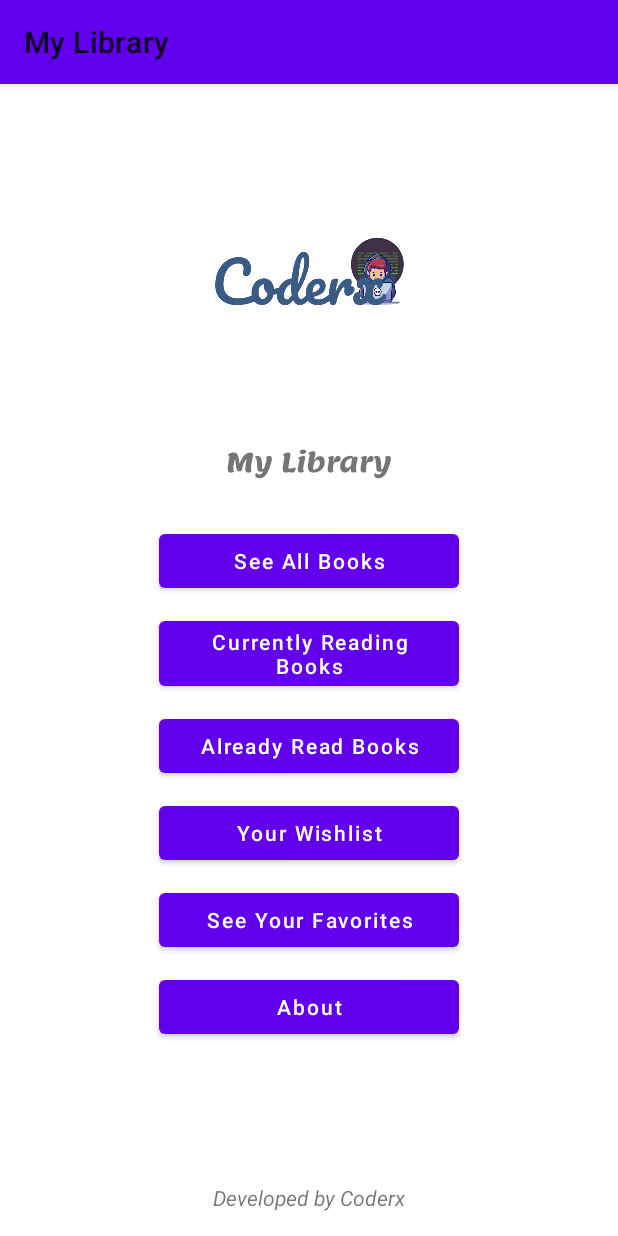
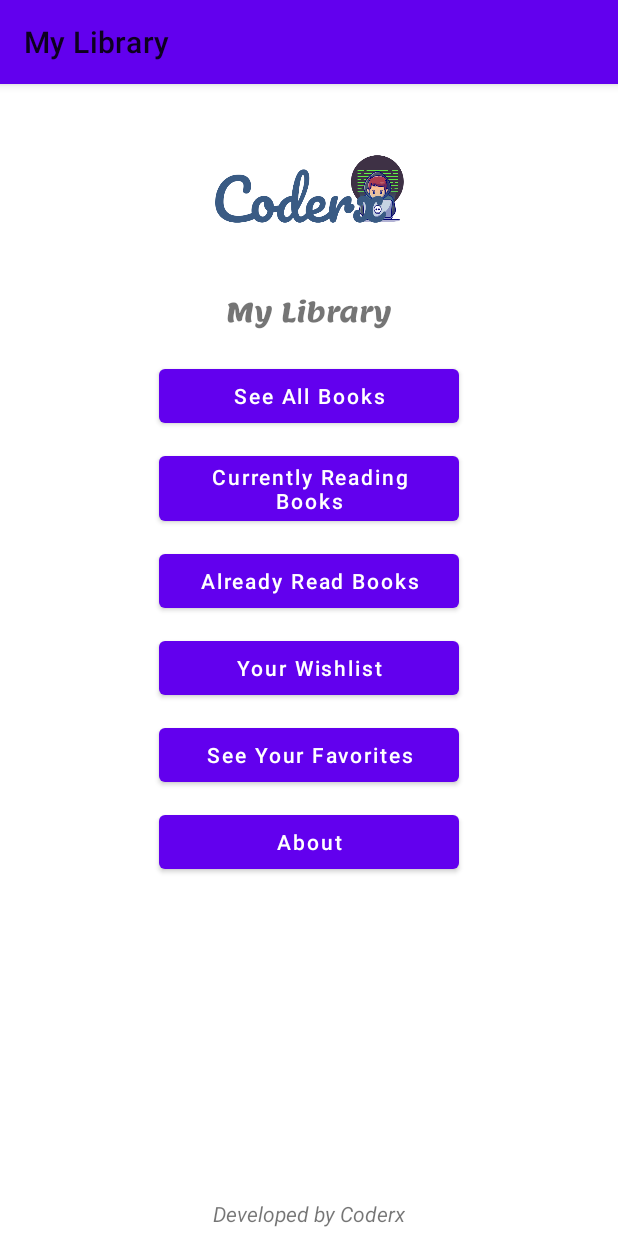
Before and after one commit to coderx31/My_Library, an Android app: the screen it shows after launch (MainActivity), on a phone screen of 412 x 824 dp. Run offline under Robolectric (Android 15) with nearby library versions, the phone set to English and light mode, and no system bars.

```diff
--- a/app/src/main/java/com/coderx/mylibrary/MainActivity.java
+++ b/app/src/main/java/com/coderx/mylibrary/MainActivity.java
@@ -2,7 +2,9 @@ package com.coderx.mylibrary;
 
 import androidx.appcompat.app.AppCompatActivity;
 
+import android.content.Intent;
 import android.os.Bundle;
+import android.view.View;
 import android.widget.Button;
 
 public class MainActivity extends AppCompatActivity {
@@ -16,6 +18,15 @@ public class MainActivity extends AppCompatActivity {
 
         /*initialize all the views*/
         initViews();
+
+        /* creating click listener for btnAllBooks */
+        btnAllBooks.setOnClickListener(new View.OnClickListener() {
+            @Override
+            public void onClick(View view) {
+                Intent intent = new Intent(MainActivity.this, AllBooksActivity.class);
+                startActivity(intent);
+            }
+        });
     }
 
     private void initViews(){
--- a/app/src/main/res/layout/activity_all_books.xml
+++ b/app/src/main/res/layout/activity_all_books.xml
@@ -4,6 +4,7 @@
     xmlns:tools="http://schemas.android.com/tools"
     android:layout_width="match_parent"
     android:layout_height="match_parent"
-    tools:context=".AllBooksActivity">
+    tools:context=".AllBooksActivity"
+    android:background="@color/colorAccent">
 
 </androidx.constraintlayout.widget.ConstraintLayout>
--- a/app/src/main/res/layout/activity_main.xml
+++ b/app/src/main/res/layout/activity_main.xml
@@ -10,7 +10,7 @@
         android:id="@+id/txtName"
         android:layout_width="wrap_content"
         android:layout_height="wrap_content"
-        android:layout_marginTop="40dp"
+        android:layout_marginTop="20dp"
         android:fontFamily="@font/lemon"
         android:text="@string/my_library"
         android:textSize="18sp"
@@ -22,7 +22,7 @@
         android:id="@+id/btnAllBooks"
         android:layout_width="200dp"
         android:layout_height="wrap_content"
-        android:layout_marginTop="30dp"
+        android:layout_marginTop="20dp"
         android:text="@string/see_all_books"
         android:textAllCaps="false"
         app:layout_constraintEnd_toEndOf="parent"
@@ -87,18 +87,18 @@
     <ImageView
         android:id="@+id/imgLogo"
         android:layout_width="150dp"
-        android:layout_height="150dp"
-        android:layout_marginTop="50dp"
+        android:layout_height="100dp"
+        android:layout_marginTop="20dp"
+        android:src="@mipmap/logo"
         app:layout_constraintEnd_toEndOf="parent"
         app:layout_constraintStart_toStartOf="parent"
-        app:layout_constraintTop_toTopOf="parent"
-        android:src="@mipmap/logo"/>
+        app:layout_constraintTop_toTopOf="parent" />
 
     <TextView
         android:id="@+id/txtLicence"
         android:layout_width="wrap_content"
         android:layout_height="wrap_content"
-        android:layout_marginBottom="16dp"
+        android:layout_marginBottom="5dp"
         android:text="@string/developed_by_coderx"
         android:textStyle="italic"
         app:layout_constraintBottom_toBottomOf="parent"
```
